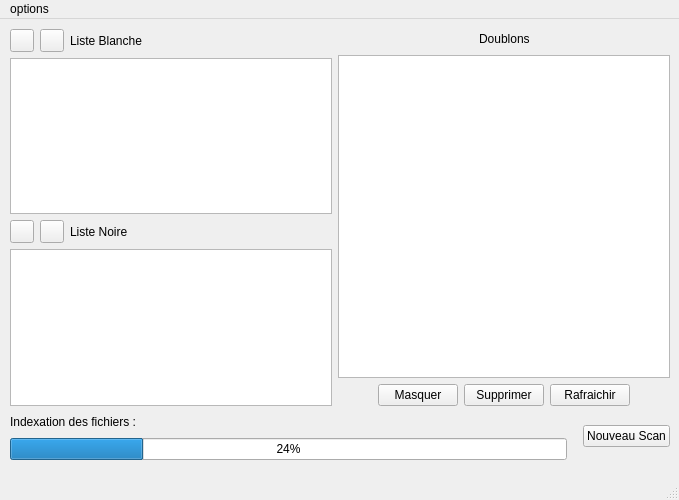
Before: the Qt Designer form interface.ui in Flamingroup/fsclean, drawn with Qt 5.
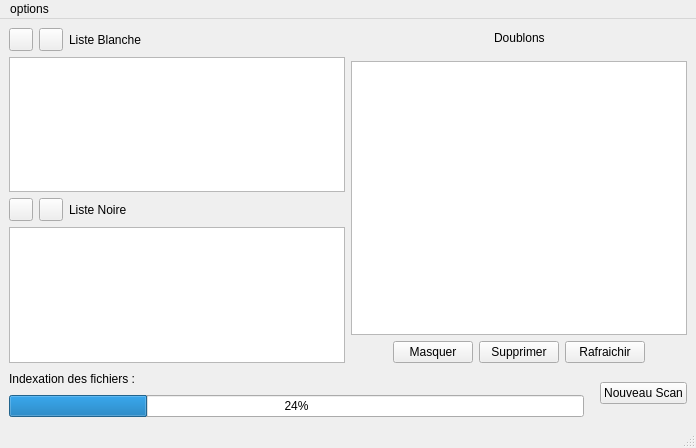
After: the same form once the commit is applied. Icons and pictures are not drawn.

Commit message: Interface a nouveau

What changed in the file:
```diff
--- a/interface.ui
+++ b/interface.ui
@@ -6,23 +6,16 @@
    <rect>
     <x>0</x>
     <y>0</y>
-    <width>679</width>
-    <height>500</height>
+    <width>696</width>
+    <height>448</height>
    </rect>
   </property>
   <property name="windowTitle">
    <string>FSCLEAN - le programme de votre vie!</string>
   </property>
   <widget class="QWidget" name="centralwidget">
-   <widget class="QWidget" name="">
-    <property name="geometry">
-     <rect>
-      <x>10</x>
-      <y>10</y>
-      <width>660</width>
-      <height>431</height>
-     </rect>
-    </property>
+   <layout class="QGridLayout" name="gridLayout">
+    <item row="0" column="0">
     <layout class="QVBoxLayout" name="verticalLayout_4">
      <item>
       <layout class="QHBoxLayout" name="horizontalLayout_9">
@@ -155,6 +148,22 @@
            </item>
           </layout>
          </item>
+          <item>
+           <spacer name="verticalSpacer">
+            <property name="orientation">
+             <enum>Qt::Vertical</enum>
+            </property>
+            <property name="sizeType">
+             <enum>QSizePolicy::Fixed</enum>
+            </property>
+            <property name="sizeHint" stdset="0">
+             <size>
+              <width>20</width>
+              <height>7</height>
+             </size>
+            </property>
+           </spacer>
+          </item>
          <item>
           <widget class="QColumnView" name="listaffichageDoublons"/>
          </item>
@@ -283,7 +292,7 @@
          </property>
         </spacer>
        </item>
-       <item>
+        <item alignment="Qt::AlignVCenter">
         <widget class="QPushButton" name="scanButton">
          <property name="text">
           <string>Nouveau Scan</string>
@@ -293,41 +302,15 @@
       </layout>
      </item>
     </layout>
-   </widget>
-   <zorder>lessWLButton</zorder>
-   <zorder>Buttonmasquer</zorder>
-   <zorder>labelprogressbar</zorder>
-   <zorder>plusBLButton</zorder>
-   <zorder>WLplusButton</zorder>
-   <zorder>scanButton</zorder>
-   <zorder>labeldoublons</zorder>
-   <zorder>listwhiteList</zorder>
-   <zorder>labellistenoire</zorder>
-   <zorder>Buttonsupprimer</zorder>
-   <zorder>listaffichageDoublons</zorder>
-   <zorder>Buttonrafraichir</zorder>
-   <zorder>listblackList</zorder>
-   <zorder>labellisteblanche</zorder>
-   <zorder>lessBLButton</zorder>
-   <zorder>progressBar</zorder>
-   <zorder>labellistenoire</zorder>
-   <zorder>labeldoublons</zorder>
-   <zorder>listaffichageDoublons</zorder>
-   <zorder>horizontalSpacer</zorder>
-   <zorder>horizontalSpacer_2</zorder>
-   <zorder>horizontalSpacer_3</zorder>
-   <zorder>horizontalSpacer_4</zorder>
-   <zorder>horizontalSpacer_5</zorder>
-   <zorder>horizontalSpacer_6</zorder>
-   <zorder>horizontalSpacer_5</zorder>
-   <zorder>horizontalSpacer_7</zorder>
+    </item>
+   </layout>
   </widget>
   <widget class="QMenuBar" name="menubar">
    <property name="geometry">
     <rect>
      <x>0</x>
      <y>0</y>
-     <width>679</width>
+     <width>696</width>
      <height>27</height>
     </rect>
    </property>
```
Left out of the diff: 8 changed lines with no effect on the pictures. Lines whose indentation alone changed are shown as unchanged.
